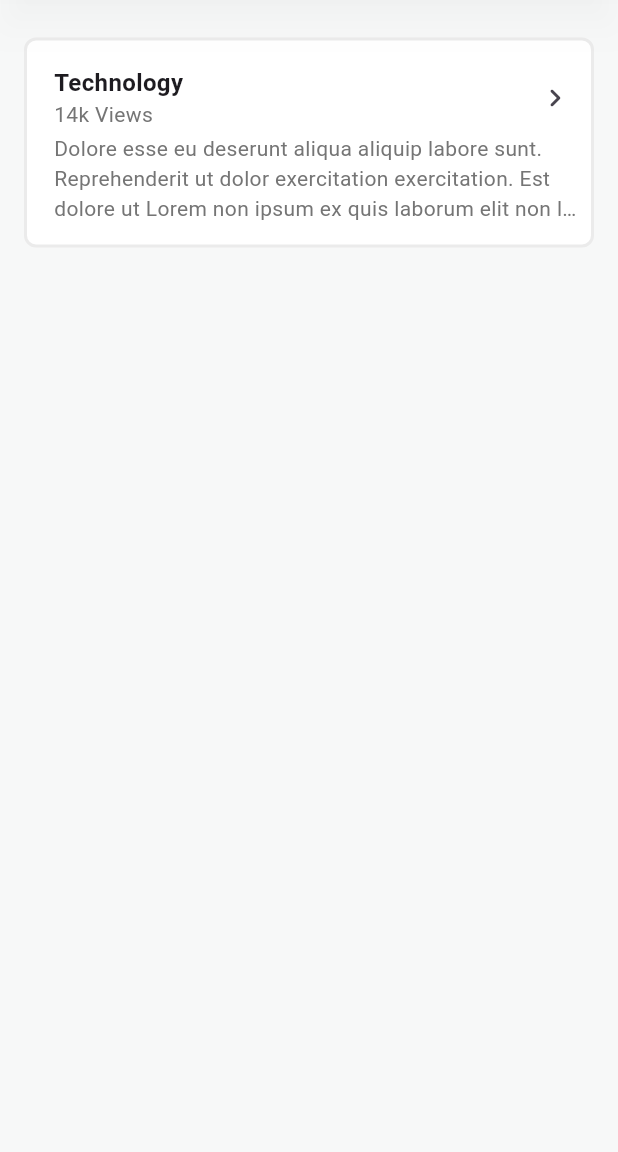
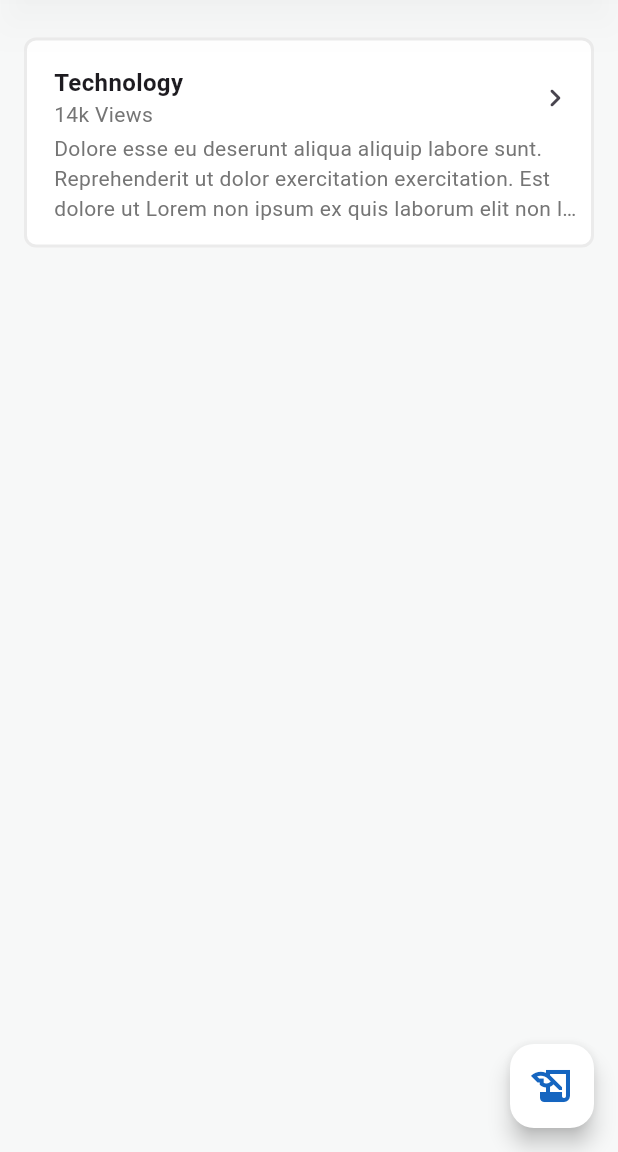
Before and after one commit to JUDEJEEVAN/posts_app, a Flutter app: the screen it shows after launch, on a phone screen of 412 x 824 dp, the part 84-1236 px from its top. Run offline on Flutter 3.47's test engine with Material 3 defaults, Android fonts, the phone set to English and light mode, and no system bars; our stand-ins replace gap.

Commit message:
home screen has been modified to show an icon which can lead the user to the create post screen.

```diff
--- a/lib/pages/home_screen.dart
+++ b/lib/pages/home_screen.dart
@@ -1,6 +1,7 @@
 import 'package:flutter/material.dart';
 import 'package:posts_app/components/default_app_bar.dart';
 import 'package:posts_app/components/post_card.dart';
+import 'package:posts_app/pages/create_post_screen.dart';
 
 class HomeScreen extends StatelessWidget {
   const HomeScreen({super.key});
@@ -10,6 +11,22 @@ class HomeScreen extends StatelessWidget {
     return Scaffold(
       backgroundColor: Color(0xffF7F8F8),
       appBar: defaultAppBar(context, title: 'Posts'),
+      floatingActionButton: FloatingActionButton(
+        backgroundColor: Colors.white,
+        onPressed: () {
+          Navigator.push(
+            context,
+            MaterialPageRoute(
+              builder: (context) => CreatePostScreen(),
+            ),
+          );
+        },
+        child: Icon(
+          Icons.history_edu,
+          color: Colors.blue.shade800,
+          size: 32,
+        ),
+      ),
       body: Padding(
         padding: const EdgeInsets.fromLTRB(16, 25, 16, 23),
         child: Column(
```
